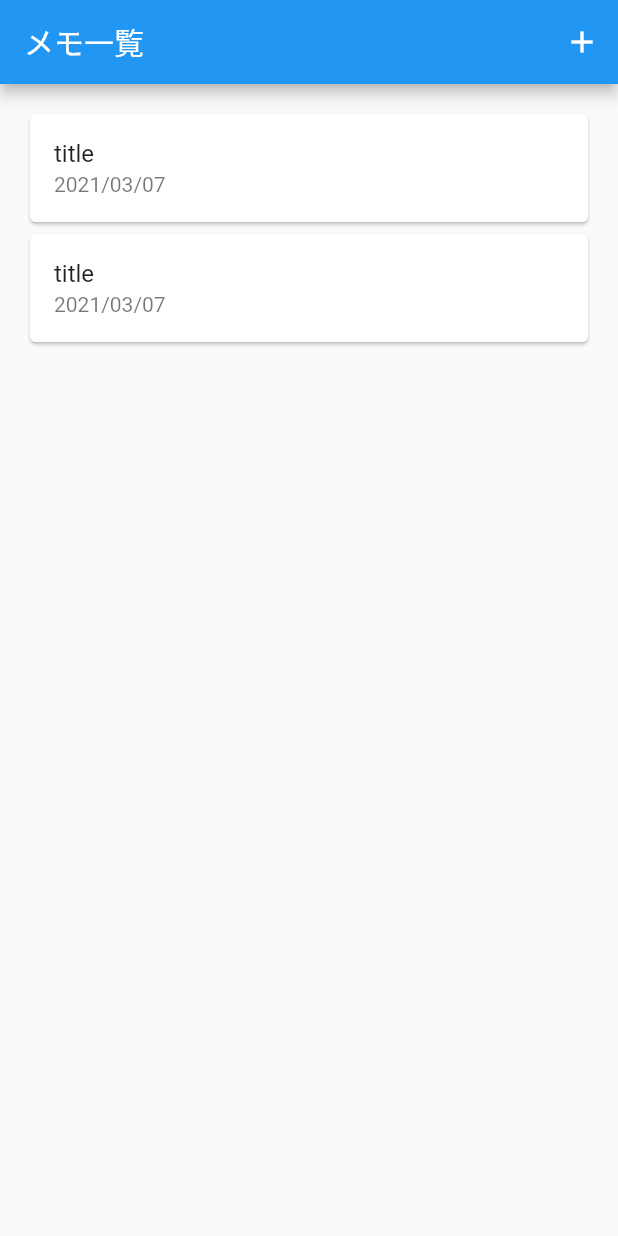
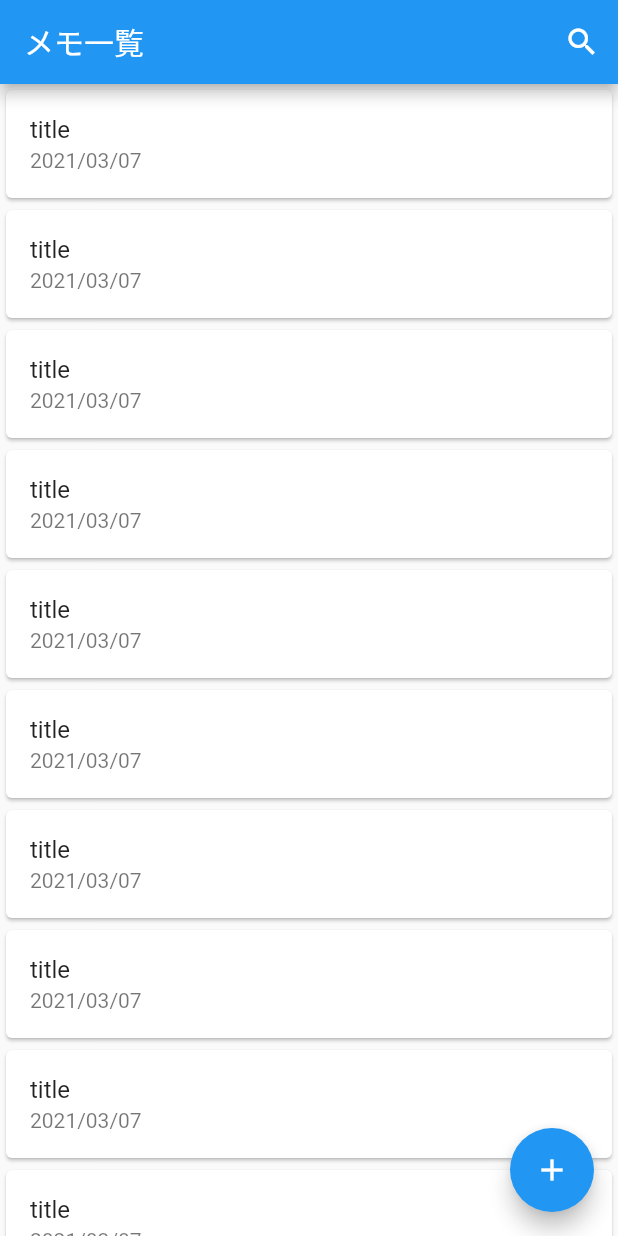
Before and after one commit to kanorix/omelet, a Flutter app: the screen it shows after launch, on a phone screen of 412 x 824 dp. Run offline on Flutter 3.47's test engine with Material 2 defaults, Android fonts, the phone set to English and light mode, and no system bars; our stand-ins replace google_fonts, responsive_builder, sembast, sembast_web; Roboto replaces fonts that are missing (M PLUS Rounded 1c).

Commit message:
[update] record list page

```diff
--- a/lib/app/view/page/record/list.dart
+++ b/lib/app/view/page/record/list.dart
@@ -4,23 +4,48 @@ import 'package:omelet/app/config/export/default.dart';
 class RecordListView extends StatelessWidget {
   const RecordListView({Key key}) : super(key: key);
 
-  @override
-  Widget build(BuildContext context) {
-    return Scaffold(
-      appBar: AppBar(
-        title: Text(
-          'メモ一覧',
-          textAlign: TextAlign.center,
+  Widget getAppBar({bool searchMode = false}) {
+    return searchMode
+        ? AppBar(
+            foregroundColor: Colors.white,
+            backgroundColor: Colors.blueGrey,
+            title: Flexible(
+              child: TextField(
+                decoration: InputDecoration(
+                  hintText: 'search',
+                ),
+              ),
             ),
             actions: [
               IconButton(
-            icon: Icon(Icons.add),
+                icon: Icon(Icons.close),
                 onPressed: () {},
               ),
             ],
+          )
+        : AppBar(
+            title: Text('メモ一覧'),
+            actions: [
+              IconButton(
+                icon: Icon(Icons.search),
+                onPressed: () {},
               ),
-      body: Container(
-        padding: EdgeInsets.all(16),
+            ],
+          );
+  }
+
+  @override
+  Widget build(BuildContext context) {
+    return SafeArea(
+      child: Scaffold(
+        appBar: getAppBar(searchMode: false),
+        floatingActionButton:
+            FloatingActionButton(child: Icon(Icons.add), onPressed: () {}),
+        floatingActionButtonLocation: FloatingActionButtonLocation.endFloat,
+        body: Column(
+          children: [
+            Flexible(
+              child: Scrollbar(
                 child: ListView.builder(
                   itemBuilder: (_, int index) {
                     return Card(
@@ -30,7 +55,11 @@ class RecordListView extends StatelessWidget {
                       ),
                     );
                   },
-          itemCount: 2,
+                  itemCount: 20,
+                ),
+              ),
+            ),
+          ],
         ),
       ),
     );
```
Lines whose indentation alone changed are shown as unchanged.
